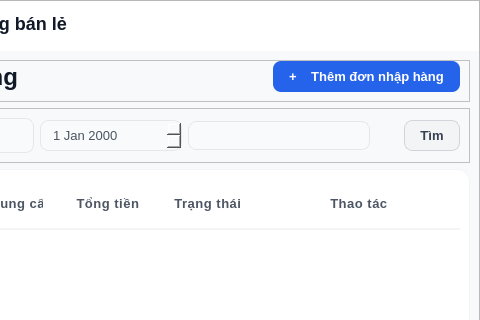
Before: the Qt Designer form ui/QuanLyCuaHang/mainQLCH.ui in doandt0612/retail-store-management, drawn with Qt 5; both pictures show x 442 to 922 and y 0 to 320 of the 922 by 600 pixel window.
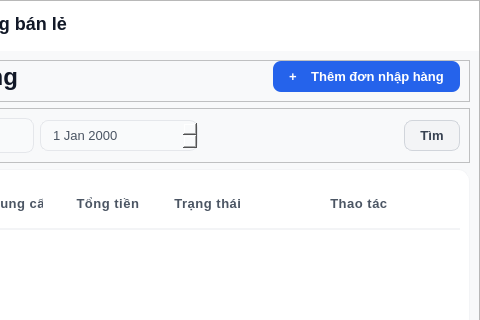
After: the same form once the commit is applied. The open tabs and pages were chosen to show the change.

Commit message: fix: open_create order, remove date filter UI

```diff
--- a/ui/QuanLyCuaHang/mainQLCH.ui
+++ b/ui/QuanLyCuaHang/mainQLCH.ui
@@ -1937,9 +1937,6 @@
               <item>
                <widget class="QDateEdit" name="deLocNgay_2"/>
               </item>
-              <item>
-               <widget class="QComboBox" name="cbLocNCC"/>
-              </item>
               <item>
                <spacer name="horizontalSpacer_14">
                 <property name="orientation">
```
The commit also changes 4 other files.
